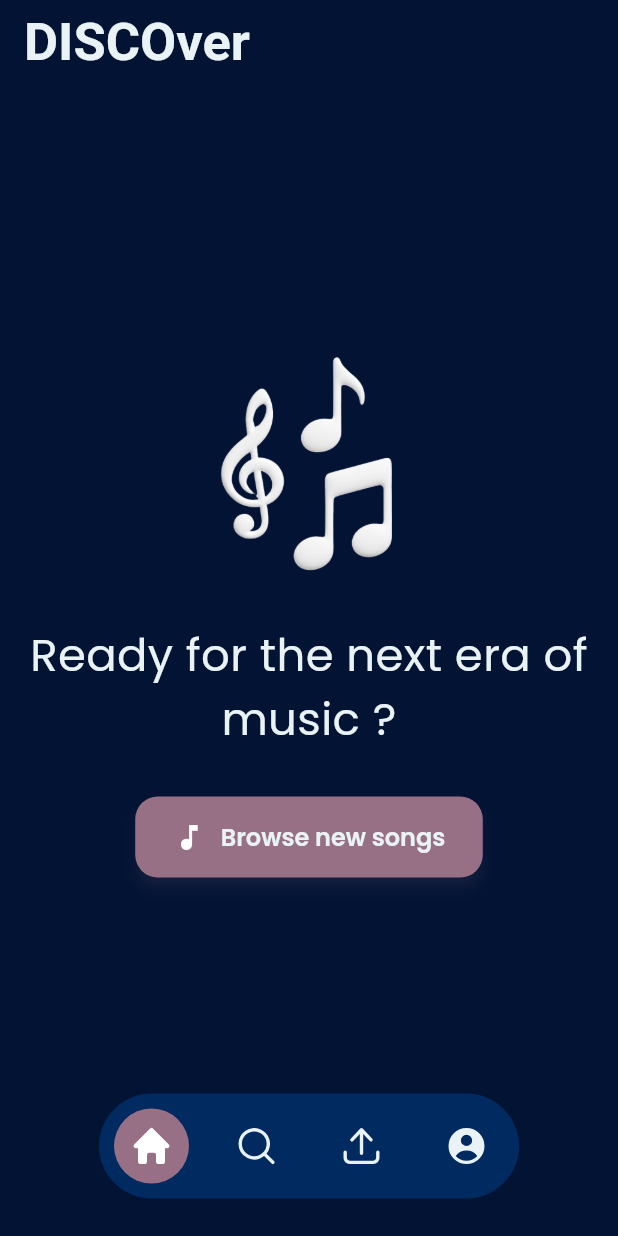
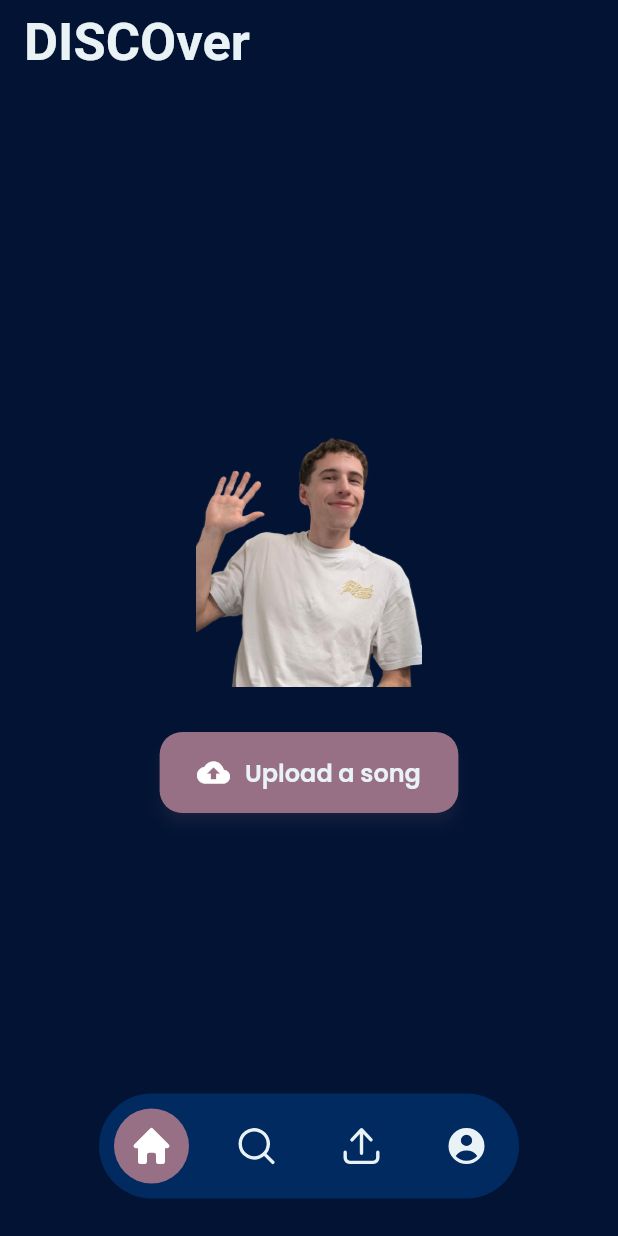
Before and after one commit to mael-grn/POLYTECH-DISCOver, a Flutter app: the screen it shows after launch, on a phone screen of 412 x 824 dp. Run offline on Flutter 3.47's test engine with Material 3 defaults, Android fonts, the phone set to English and light mode, and no system bars; our stand-ins replace cookie_jar, flutter_svg, google_fonts, loading_animation_widget, shared_preferences.

Commit message:
ajout des images

```diff
--- a/frontend/lib/controllers/HomeController.dart
+++ b/frontend/lib/controllers/HomeController.dart
@@ -11,7 +11,7 @@ class HomeController with ChangeNotifier {
 
   }
 
-  void onDiscoverNewSongsClicked() {
+  void onUploadSongClicked() {
     DialogBuilder.warning("You're too fast", "This functionality has not been developed yet.");
   }
 }
--- a/frontend/lib/views/HomeView.dart
+++ b/frontend/lib/views/HomeView.dart
@@ -32,20 +32,11 @@ class _HomeView extends State<HomeView> {
       crossAxisAlignment: CrossAxisAlignment.center,
       mainAxisAlignment: MainAxisAlignment.center,
       children: [
-        Image.asset(width: 300, height: 200, "images/music_white.png"),
-        Text(
-          'Ready for the next era of music ?',
-          style: TextStyle(
-            color: foregroundColor,
-            fontSize: 30,
-          ),
-          textAlign: TextAlign.center,
-        ),
+        Image.asset(width: 300, height: 200, "images/team/mael-welcome.png"),
         SizedBox(
           height: 30,
         ),
-        ButtonWidget(message: "Browse new songs", icon: Icons.music_note, onPressed: controller.onDiscoverNewSongsClicked),
-
+        ButtonWidget(message: "Upload a song", icon: Icons.cloud_upload_rounded, onPressed: controller.onUploadSongClicked),
       ],
     );
   }
--- a/frontend/pubspec.yaml
+++ b/frontend/pubspec.yaml
@@ -66,6 +66,7 @@ flutter:
   assets:
     - icons/
     - images/
+    - images/team/
 
   # The following line ensures that the Material Icons font is
   # included with your application, so that you can use the icons in
```
Also changed, not shown: frontend/lib/dialogs/AlertDialogBuilder.dart (+4 -4 lines), frontend/images/team/cyprien-warning.png (added), frontend/images/team/mael-welcome.png (added), frontend/images/team/marie-error.png (added).
